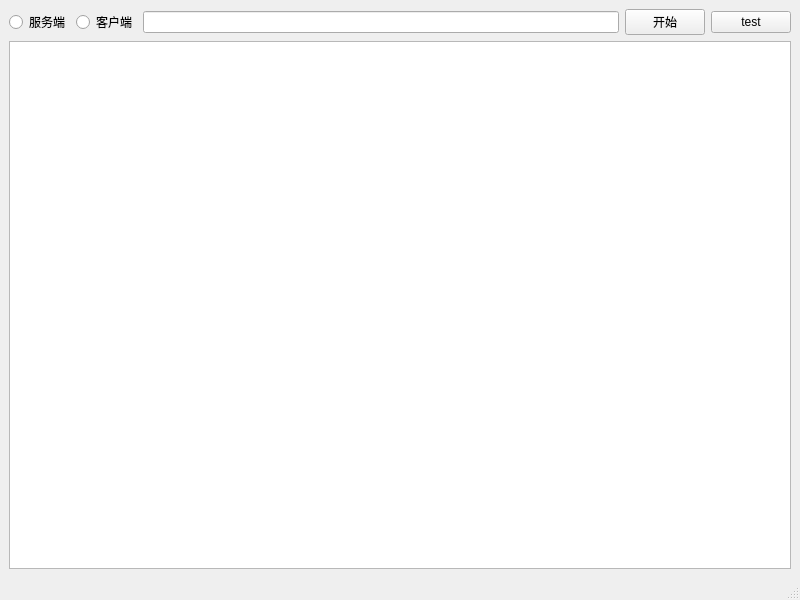
Qt form ChunGeEr/mainwindow.ui (chenningup/ChunGeEr) before a commit.
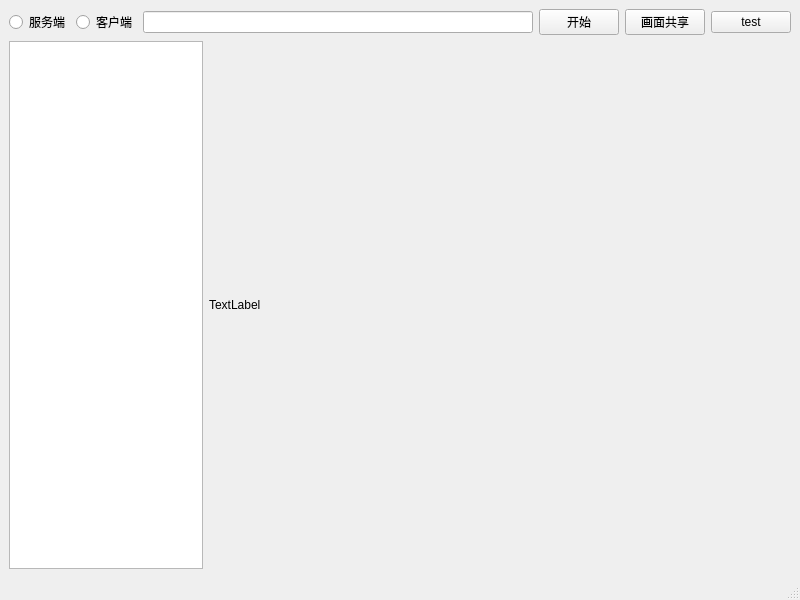
The same form after that commit.

The edit to the form file:
```diff
--- a/ChunGeEr/mainwindow.ui
+++ b/ChunGeEr/mainwindow.ui
@@ -47,6 +47,13 @@
         </property>
        </widget>
       </item>
+      <item>
+       <widget class="QPushButton" name="screenShareButton">
+        <property name="text">
+         <string>画面共享</string>
+        </property>
+       </widget>
+      </item>
       <item>
        <widget class="QPushButton" name="testButton">
         <property name="text">
@@ -57,7 +64,18 @@
      </layout>
     </item>
     <item>
-     <widget class="QTextEdit" name="textEdit"/>
+     <layout class="QHBoxLayout" name="horizontalLayout_2" stretch="1,3">
+      <item>
+       <widget class="QTextEdit" name="textEdit"/>
+      </item>
+      <item>
+       <widget class="QLabel" name="label">
+        <property name="text">
+         <string>TextLabel</string>
+        </property>
+       </widget>
+      </item>
+     </layout>
     </item>
    </layout>
   </widget>
```
Left out of the diff: 2 changed lines with no effect on the pictures.
